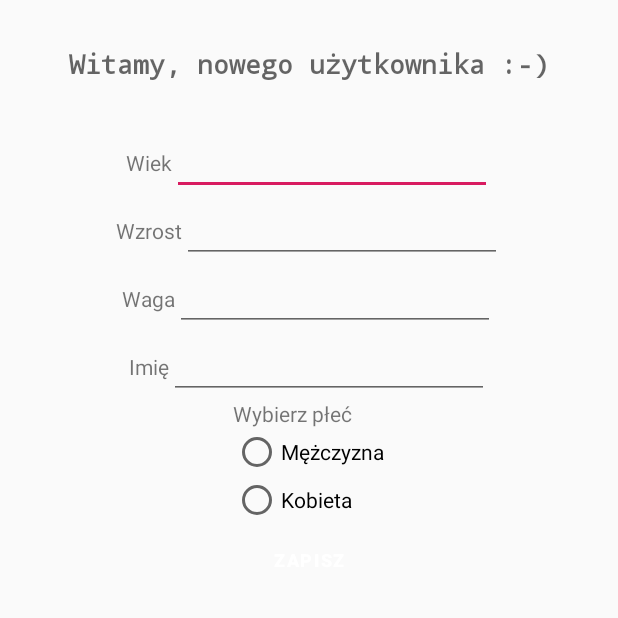
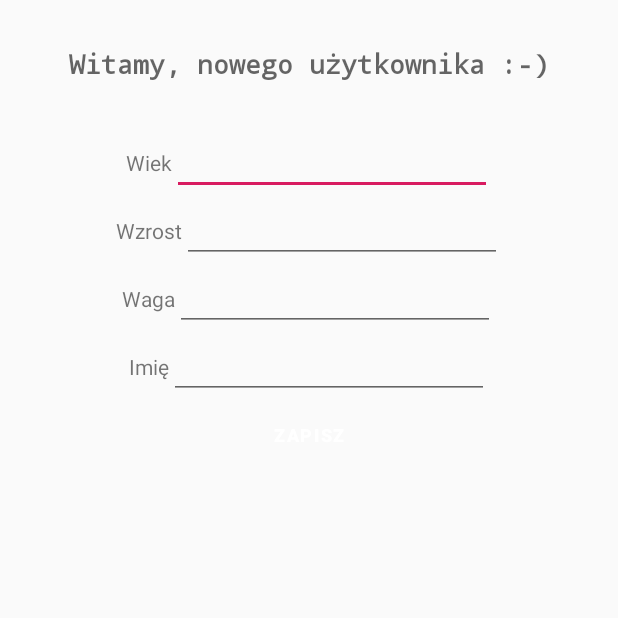
Before and after one commit to hyouka27/FitApps, an Android app: the screen it shows after launch (CreateNewUserActivity), on a phone screen of 412 x 824 dp, the top half of it. Run offline under Robolectric (Android 15) with nearby library versions, the phone set to English and light mode, and no system bars; our stand-ins replace Room's generated code.

Commit message:
Poprawki gui

```diff
--- a/app/src/main/res/layout/activity_create_new_user.xml
+++ b/app/src/main/res/layout/activity_create_new_user.xml
@@ -120,36 +120,6 @@
     <LinearLayout
         android:layout_width="wrap_content"
         android:layout_height="wrap_content"
-        android:orientation="horizontal">
-
-        <RadioGroup
-            android:id="@+id/setgender"
-            android:layout_width="wrap_content"
-            android:layout_height="wrap_content">
-
-            <TextView
-                android:id="@+id/plec"
-                android:layout_width="match_parent"
-                android:layout_height="wrap_content"
-                android:text="Wybierz płeć" />
-
-            <RadioButton
-                android:id="@+id/radioMEN"
-                android:layout_width="match_parent"
-                android:layout_height="wrap_content"
-                android:text="Mężczyzna" />
-
-            <RadioButton
-                android:id="@+id/radioWOMEN"
-                android:layout_width="match_parent"
-                android:layout_height="wrap_content"
-                android:text="Kobieta" />
-        </RadioGroup>
-    </LinearLayout>
-
-    <LinearLayout
-        android:layout_width="wrap_content"
-        android:layout_height="wrap_content"
         android:layout_weight="1"
         android:orientation="horizontal">
 
--- a/app/src/main/res/layout/activity_end_run.xml
+++ b/app/src/main/res/layout/activity_end_run.xml
@@ -23,8 +23,8 @@
 
     <ImageView
         android:id="@+id/imageView"
-        android:layout_width="196dp"
-        android:layout_height="189dp"
+        android:layout_width="50dp"
+        android:layout_height="50dp"
         android:layout_marginStart="107dp"
         android:layout_marginTop="5dp"
         android:layout_marginEnd="108dp"
@@ -49,6 +49,7 @@
         android:textSize="14sp"
         app:layout_constraintBottom_toBottomOf="parent"
         app:layout_constraintEnd_toEndOf="parent"
+        app:layout_constraintHorizontal_bias="1.0"
         app:layout_constraintStart_toStartOf="parent"
         app:layout_constraintTop_toBottomOf="@+id/imageView" />
 </androidx.constraintlayout.widget.ConstraintLayout>
```
Also changed, not shown: app/src/main/res/layout/activity_user.xml (+0 -21 lines).
